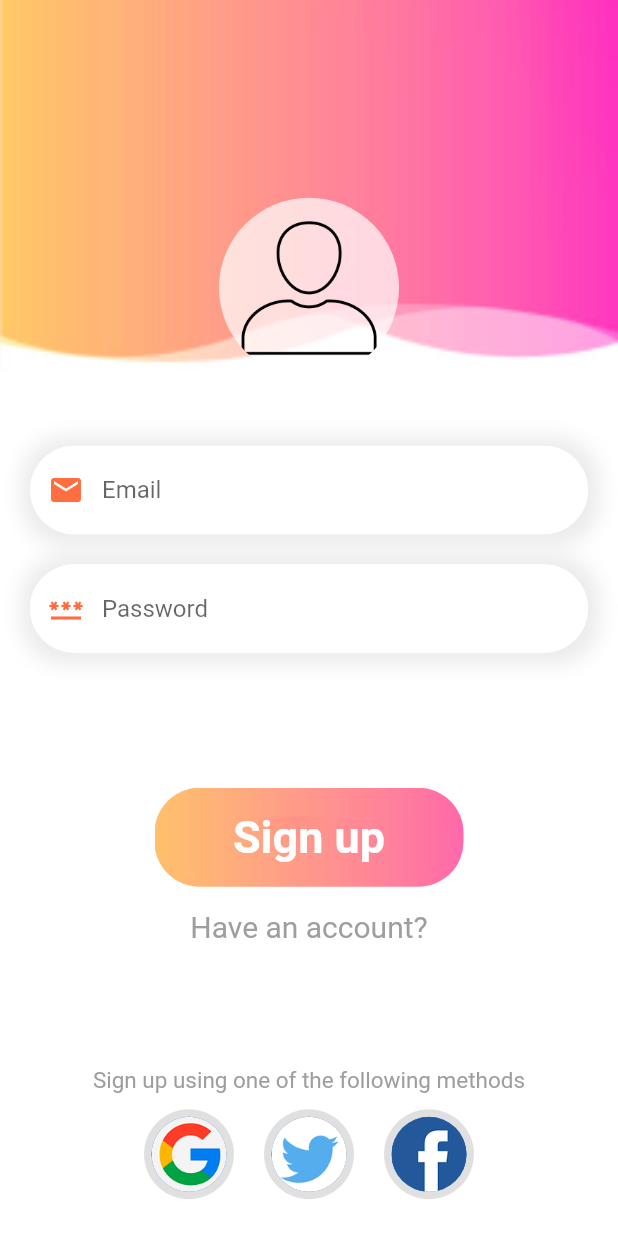
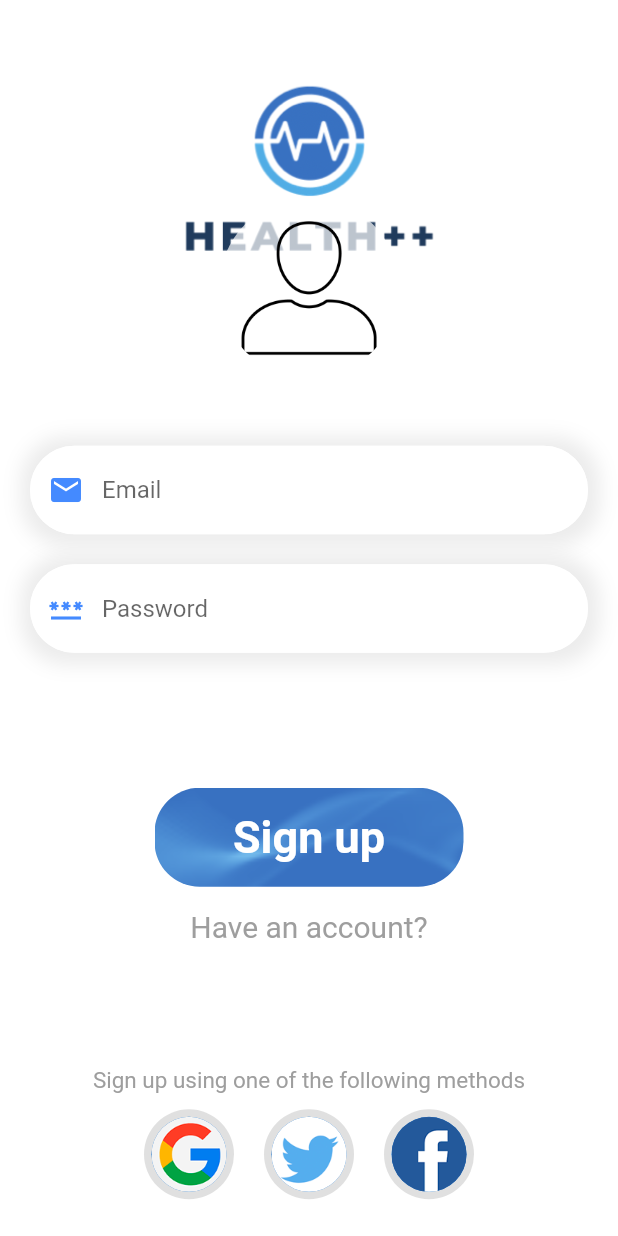
Before and after one commit to AxelSiliezar/HealthApp_HCI, a Flutter app: the SignUpPage screen opened directly, on a phone screen of 412 x 824 dp. Run offline on Flutter 3.47's test engine with Material 2 defaults, Android fonts, the phone set to English and light mode, and no system bars; our stand-ins replace get.

Commit message:
New UI Updated

```diff
--- a/lib/login_page.dart
+++ b/lib/login_page.dart
@@ -68,7 +68,7 @@ class _LoginPageState extends State<LoginPage> {
                   child: TextField(
                     decoration: InputDecoration(
                         hintText: "Email",
-                        prefixIcon: Icon(Icons.email, color: Colors.deepOrangeAccent,),
+                        prefixIcon: Icon(Icons.email, color: Colors.blueAccent,),
                       focusedBorder: OutlineInputBorder(
                         borderRadius: BorderRadius.circular(30),
                         borderSide: BorderSide(
@@ -106,7 +106,7 @@ class _LoginPageState extends State<LoginPage> {
                   child: TextField(
                     decoration: InputDecoration(
                         hintText: "Password",
-                        prefixIcon: Icon(Icons.password, color: Colors.deepOrangeAccent,),
+                        prefixIcon: Icon(Icons.password, color: Colors.blueAccent,),
                         focusedBorder: OutlineInputBorder(
                             borderRadius: BorderRadius.circular(30),
                             borderSide: BorderSide(
--- a/lib/signup_page.dart
+++ b/lib/signup_page.dart
@@ -26,7 +26,7 @@ class SignUpPage extends StatelessWidget {
               decoration: BoxDecoration(
                   image: DecorationImage(
                       image: AssetImage(
-                          "img/signup.png"
+                          "img/loginimg.png"
                       ),
                       fit: BoxFit.cover
                   )
@@ -68,7 +68,7 @@ class SignUpPage extends StatelessWidget {
                     child: TextField(
                       decoration: InputDecoration(
                         hintText: "Email",
-                          prefixIcon: Icon(Icons.email, color: Colors.deepOrangeAccent,),
+                          prefixIcon: Icon(Icons.email, color: Colors.blueAccent,),
                           focusedBorder: OutlineInputBorder(
                               borderRadius: BorderRadius.circular(30),
                               borderSide:
@@ -98,7 +98,7 @@ class SignUpPage extends StatelessWidget {
                     child: TextField(
                       decoration: InputDecoration(
                           hintText: "Password",
-                          prefixIcon: Icon(Icons.password_outlined, color: Colors.deepOrangeAccent,),
+                          prefixIcon: Icon(Icons.password_outlined, color: Colors.blueAccent,),
                           focusedBorder: OutlineInputBorder(
                               borderRadius: BorderRadius.circular(30),
                               borderSide:
```
Also changed, not shown: img/loginbtn.png, img/loginimg.png, lib/auth_controller.dart (added).
